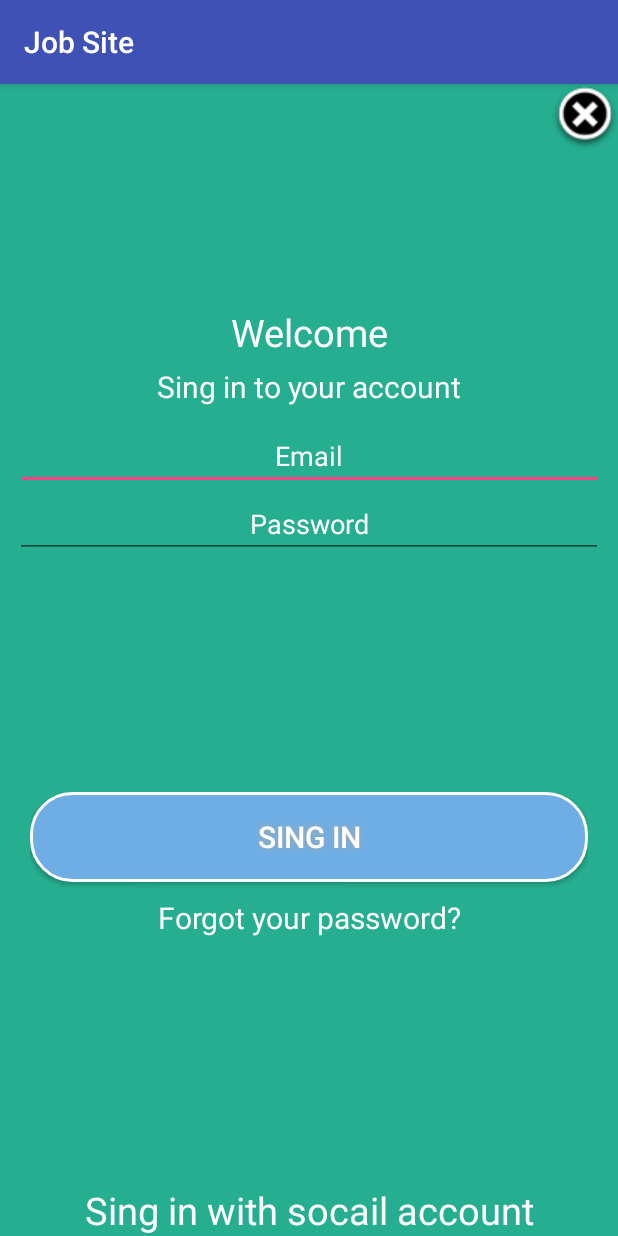
After one commit to jalilcse03/job-site, an Android app: the LoginActivity screen opened directly, with no data from a screen before it, on a phone screen of 412 x 824 dp. The commit adds this screen. Run offline under Robolectric (Android 15) with nearby library versions, the phone set to English and light mode, and no system bars.

Commit message:
login activity ui design complete

```diff
--- a/JobSite/app/src/main/AndroidManifest.xml
+++ b/JobSite/app/src/main/AndroidManifest.xml
@@ -8,13 +8,16 @@
         android:label="@string/app_name"
         android:supportsRtl="true"
         android:theme="@style/AppTheme">
-        <activity  android:name=".MainActivity" android:screenOrientation="portrait">
+        <activity
+            android:name=".MainActivity"
+            android:screenOrientation="portrait">
             <intent-filter>
                 <action android:name="android.intent.action.MAIN" />
 
                 <category android:name="android.intent.category.LAUNCHER" />
             </intent-filter>
         </activity>
+        <activity android:name=".LoginActivity" android:screenOrientation="portrait"></activity>
     </application>
 
 </manifest>
--- /dev/null
+++ b/JobSite/app/src/main/java/bubtjobs/com/jobsite/LoginActivity.java
@@ -0,0 +1,13 @@
+package bubtjobs.com.jobsite;
+
+import android.support.v7.app.AppCompatActivity;
+import android.os.Bundle;
+
+public class LoginActivity extends AppCompatActivity {
+
+    @Override
+    protected void onCreate(Bundle savedInstanceState) {
+        super.onCreate(savedInstanceState);
+        setContentView(R.layout.login_activity);
+    }
+}
--- a/JobSite/app/src/main/java/bubtjobs/com/jobsite/MainActivity.java
+++ b/JobSite/app/src/main/java/bubtjobs/com/jobsite/MainActivity.java
@@ -1,7 +1,9 @@
 package bubtjobs.com.jobsite;
 
+import android.content.Intent;
 import android.support.v7.app.AppCompatActivity;
 import android.os.Bundle;
+import android.view.View;
 import android.view.Window;
 import android.view.WindowManager;
 
@@ -13,4 +15,7 @@ public class MainActivity extends AppCompatActivity {
         this.requestWindowFeature(Window.FEATURE_NO_TITLE);
         setContentView(R.layout.activity_main);
     }
+    public void existingUser(View view){
+        startActivity(new Intent(MainActivity.this,LoginActivity.class));
+    }
 }
--- a/JobSite/app/src/main/res/layout/activity_main.xml
+++ b/JobSite/app/src/main/res/layout/activity_main.xml
@@ -57,6 +57,7 @@
             android:shadowDx="0"
             android:shadowDy="0"
             android:shadowRadius="5"
+            android:onClick="existingUser"
             />
     </LinearLayout>
 
--- /dev/null
+++ b/JobSite/app/src/main/res/layout/login_activity.xml
@@ -0,0 +1,119 @@
+<?xml version="1.0" encoding="utf-8"?>
+<LinearLayout xmlns:android="http://schemas.android.com/apk/res/android"
+    android:layout_width="match_parent"
+    android:layout_height="match_parent"
+    android:background="@color/bg_login"
+    android:orientation="vertical"
+    >
+
+    <LinearLayout
+        android:layout_width="match_parent"
+        android:layout_height="0dp"
+        android:layout_weight="1"
+        android:gravity="right"
+        >
+        <ImageButton
+            android:layout_width="wrap_content"
+            android:layout_height="wrap_content"
+            android:src="@drawable/cancel"
+            android:scaleType="center"
+            android:background="@color/bg_login"
+            android:id="@+id/btn_back"
+            />
+    </LinearLayout>
+    <LinearLayout
+        android:layout_width="match_parent"
+        android:layout_height="0dp"
+        android:layout_weight="3"
+        android:orientation="vertical"
+        android:paddingLeft="10dp"
+        android:paddingRight="10dp"
+        >
+        <TextView
+            android:layout_marginTop="30dp"
+            android:layout_width="match_parent"
+            android:layout_height="wrap_content"
+            android:text="@string/tx_welcome"
+            android:gravity="center"
+            android:textSize="25sp"
+            android:textColor="@color/white"
+
+            />
+        <TextView
+            android:layout_marginTop="5dp"
+            android:layout_width="match_parent"
+            android:layout_height="wrap_content"
+            android:text="@string/tx_sing_in_to_your_account"
+            android:gravity="center"
+            android:textSize="20sp"
+            android:textColor="@color/white"
+            />
+        <EditText
+            android:layout_marginTop="10dp"
+            android:layout_width="match_parent"
+            android:layout_height="wrap_content"
+            android:hint="@string/hint_email"
+            android:textColorHint="@color/white"
+            android:gravity="center"
+            android:id="@+id/emailEt"
+            android:textColor="@color/white"
+            />
+        <EditText
+            android:layout_width="match_parent"
+            android:layout_height="wrap_content"
+            android:inputType="textPassword"
+            android:hint="@string/hint_password"
+            android:textColorHint="@color/white"
+            android:gravity="center"
+            android:id="@+id/passwordEt"
+            android:textColor="@color/white"
+            />
+    </LinearLayout>
+    <LinearLayout
+        android:layout_width="match_parent"
+        android:orientation="vertical"
+        android:layout_height="0dp"
+        android:layout_weight="1.5"
+        android:paddingLeft="20dp"
+        android:paddingRight="20dp"
+        >
+        <Button
+            android:text="@string/btn_sing_in"
+            android:textColor="#FFFFFF"
+            android:textSize="20sp"
+            android:layout_width="match_parent"
+            android:layout_height="wrap_content"
+            android:background="@drawable/buttonshape"
+            android:shadowColor="#A8A8A8"
+            android:shadowDx="0"
+            android:shadowDy="0"
+            android:shadowRadius="5"
+            />
+        <TextView
+            android:gravity="center"
+            android:layout_marginTop="10dp"
+            android:layout_width="match_parent"
+            android:layout_height="wrap_content"
+            android:text="@string/tx_forgot_pass"
+            android:textSize="20sp"
+            android:textColor="@color/white"
+            />
+    </LinearLayout>
+    <LinearLayout
+        android:layout_width="match_parent"
+        android:layout_height="0dp"
+        android:layout_weight="1"
+        >
+        <TextView
+            android:layout_width="match_parent"
+            android:layout_height="wrap_content"
+            android:text="@string/tx_sing_in_social_account"
+            android:gravity="center_horizontal"
+            android:layout_gravity="bottom"
+            android:textSize="25sp"
+            android:textColor="@color/white"
+
+            />
+    </LinearLayout>
+
+</LinearLayout>
--- a/JobSite/app/src/main/res/values/colors.xml
+++ b/JobSite/app/src/main/res/values/colors.xml
@@ -3,6 +3,8 @@
     <color name="colorPrimary">#3F51B5</color>
     <color name="colorPrimaryDark">#303F9F</color>
     <color name="colorAccent">#FF4081</color>
+    <color name="white">#ffffff</color>
+    <!-- background color -->
     <color name="bg_main">#6faee4</color>
-    <color name="white">#ffffff</color>
+    <color name="bg_login">#26ae90</color>
 </resources>
--- a/JobSite/app/src/main/res/values/strings.xml
+++ b/JobSite/app/src/main/res/values/strings.xml
@@ -1,6 +1,22 @@
 <resources>
+
+    <!-- Layout name -->
     <string name="app_name">Job Site</string>
-    <string name="tx_find_right_job">Find Right Job</string>
+
+
+    <!-- button name-->
     <string name="btn_new_user">New User</string>
     <string name="btn_existing_user">Existing User</string>
+    <string name="btn_sing_in">Sing in</string>
+
+    <!-- TextField name-->
+    <string name="tx_find_right_job">Find Right Job</string>
+    <string name="tx_welcome">Welcome</string>
+    <string name="tx_sing_in_to_your_account">Sing in to your account</string>
+    <string name="tx_forgot_pass">Forgot your password?</string>
+    <string name="tx_sing_in_social_account">Sing in with socail account</string>
+
+    <!-- hind text-->
+    <string name="hint_email">Email</string>
+    <string name="hint_password">Password</string>
 </resources>
```
Also changed, not shown: JobSite/app/src/main/res/drawable/cancel.png (added), JobSite/app/src/main/res/drawable/cancel2.png (added).
